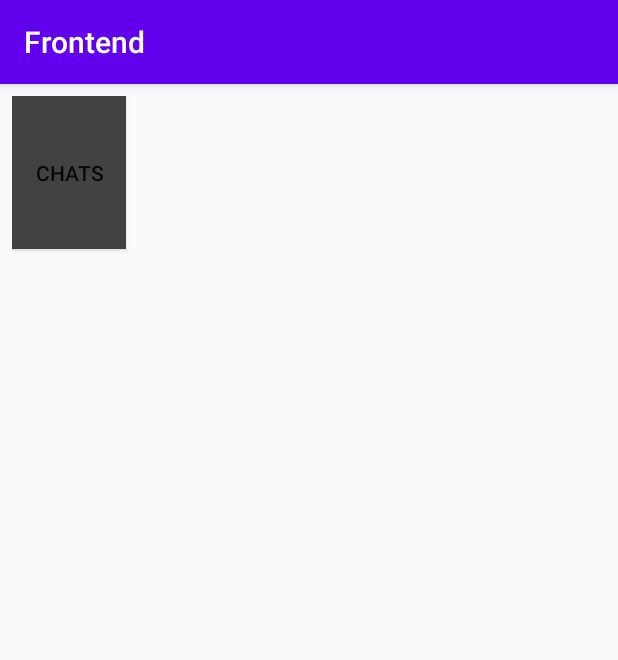
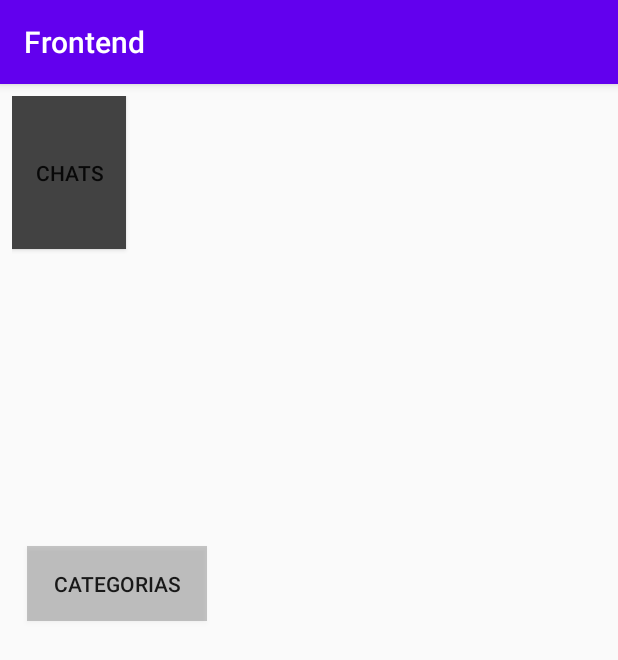
Before and after one commit to IgnacioJaen/Frontend_NA, an Android app: the MainActivity screen opened directly, with no data from a screen before it, on a phone screen of 412 x 824 dp. Shown: the top 660 px of the screen. Run offline under Robolectric (Android 15) with nearby library versions, the phone set to English and light mode, and no system bars.

Commit message:
Se agrego un boton guia para ingresar a la interfaz de las categorias modo ADMINISTRADOR

```diff
--- a/Frontend/app/src/main/java/com/example/frontend/activity/MainActivity.java
+++ b/Frontend/app/src/main/java/com/example/frontend/activity/MainActivity.java
@@ -12,6 +12,7 @@ import com.example.frontend.R;
 public class MainActivity extends AppCompatActivity implements View.OnClickListener {
     private TextView textViewResult;
     private Button chatButton;
+    private Button btnCategories;
     int userId;
     //int userId = getIntent().getExtras().getInt("userId");
 
@@ -23,10 +24,20 @@ public class MainActivity extends AppCompatActivity implements View.OnClickListe
         userId = getIntent().getIntExtra("userId", 0);
 
         textViewResult= findViewById(R.id.text_view_result);
+
         chatButton = findViewById(R.id.chat_button);
-
         chatButton.setOnClickListener(this);
 
+        btnCategories = findViewById(R.id.btnCategories);
+        btnCategories.setOnClickListener(this);
+
+        btnCategories.setOnClickListener(new View.OnClickListener() {
+            @Override
+            public void onClick(View v) {
+                Intent activityChangeIntent = new Intent(MainActivity.this, CategoryActivity.class);
+                MainActivity.this.startActivity(activityChangeIntent);
+            }
+        });
     }
 
     @Override
@@ -35,4 +46,6 @@ public class MainActivity extends AppCompatActivity implements View.OnClickListe
         intent.putExtra("userId",userId);
         startActivity(intent);
     }
+
+
 }
--- a/Frontend/app/src/main/res/layout/activity_main.xml
+++ b/Frontend/app/src/main/res/layout/activity_main.xml
@@ -29,5 +29,14 @@
             android:text="CHATS"
             android:background="@color/cardview_dark_background"
     ></Button>
+    <Button
+            android:id="@+id/btnCategories"
+            android:layout_width="120dp"
+            android:layout_height="50dp"
+            android:text="Categorias"
+            android:layout_marginLeft="10dp"
+            android:layout_marginTop="300dp"
+            android:background="@color/cardview_shadow_start_color"
+    ></Button>
 
 </androidx.coordinatorlayout.widget.CoordinatorLayout>
```
